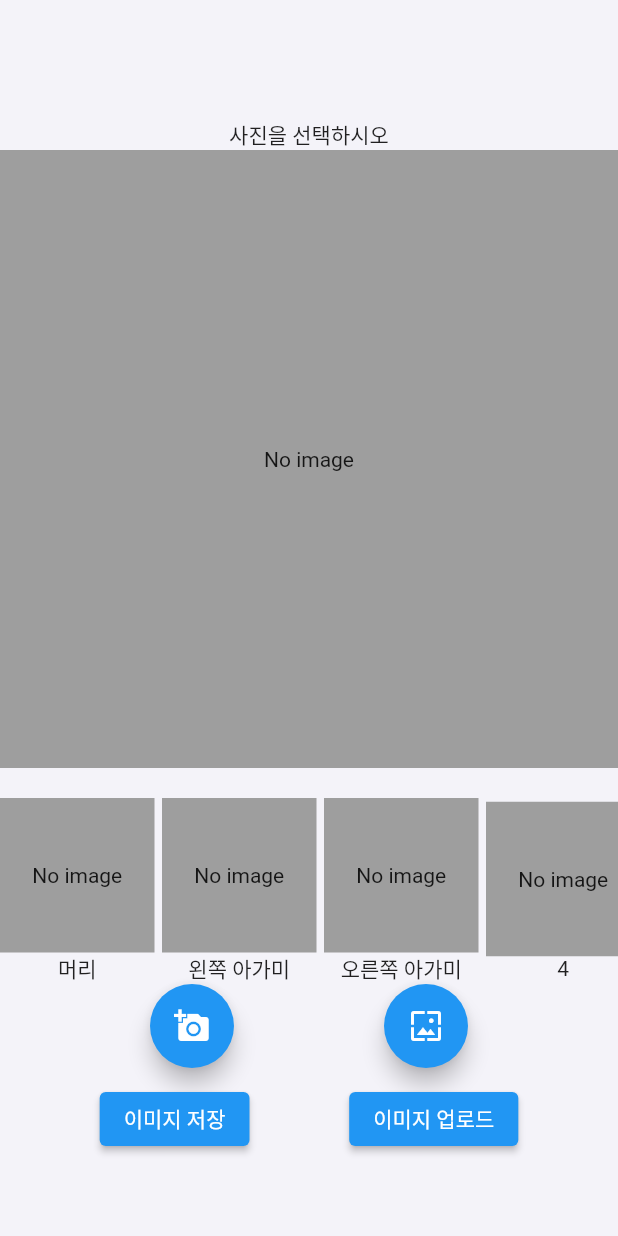
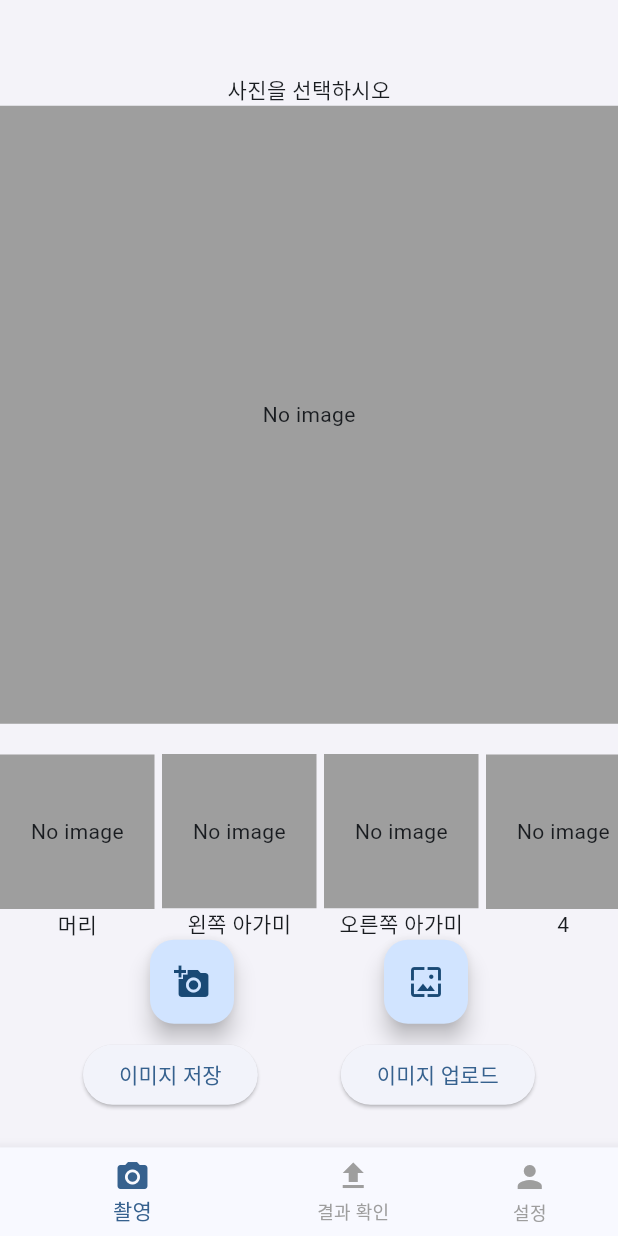
Before and after one commit to IDKOS1/disease_detection_flutter, a Flutter app: the screen it shows after launch, on a phone screen of 412 x 824 dp. Run offline on Flutter 3.47's test engine with Material 2 defaults, Android fonts, the phone set to English and light mode, and no system bars; our stand-ins replace fluttertoast, gallery_saver, image_picker.

Commit message:
bottom_navigator_bar 추가

```diff
--- /dev/null
+++ b/lib/bottom_navigator_bar.dart
@@ -0,0 +1,57 @@
+import 'package:flutter/material.dart';
+import 'package:untitled/screen/camera_page.dart';
+
+class NaviswipeState extends StatefulWidget {
+  const NaviswipeState({Key? key}) : super(key: key);
+
+  @override
+  State<NaviswipeState> createState() => _NaviswipeStateState();
+}
+
+class _NaviswipeStateState extends State<NaviswipeState> {
+  int current_index = 0;
+  @override
+  Widget build(BuildContext context) {
+    return Scaffold(
+        bottomNavigationBar: BottomNavigationBar(
+            currentIndex: current_index,
+            onTap: (index){
+              setState(() {
+                current_index = index;
+              });
+            },
+            items: const [
+              BottomNavigationBarItem(
+                  icon: Icon(Icons.camera_alt),
+                  label: '촬영'
+              ),
+              BottomNavigationBarItem(
+                  icon: Icon(Icons.upload),
+                  label: '결과 확인'
+              ),
+              BottomNavigationBarItem(
+                  icon: Icon(Icons.person),
+                  label: '설정'
+              ),
+
+            ],
+            // 선택된 index 색상
+            selectedItemColor: Theme.of(context).colorScheme.primary,
+            // 미선택된 index 색상
+            unselectedItemColor: Colors.grey,
+            showUnselectedLabels: true,
+            type: BottomNavigationBarType.shifting
+          //BottomNavigationBarType.shifting : selected 된 item 확대
+        ),
+        body: Center(
+          child: body_item[current_index],
+        )
+    );
+  }
+
+  List body_item = [
+    CameraPage(),
+    Text("message page"),
+    Text("settings")
+  ];
+}
--- a/lib/layout/toast_message.dart
+++ b/lib/layout/toast_message.dart
@@ -1,7 +1,5 @@
 import 'package:flutter/material.dart';
 import 'package:fluttertoast/fluttertoast.dart';
-
-
 
 void toastmsg(String text) {
   Fluttertoast.showToast(
--- a/lib/main.dart
+++ b/lib/main.dart
@@ -1,5 +1,6 @@
 import 'package:flutter/material.dart';
-import 'package:untitled/screen/camera_page.dart';
+import 'package:untitled/bottom_navigator_bar.dart';
+
 
 
 
@@ -12,11 +13,11 @@ class MyApp extends StatelessWidget {
   Widget build(BuildContext context) {
     return MaterialApp(
         debugShowCheckedModeBanner: false,
-        theme: ThemeData(primarySwatch: Colors.blue),
-        initialRoute: '/',
-        routes: {
-          '/': (context) => const CameraPage(),
-        }
+        theme: ThemeData(
+            colorSchemeSeed: Colors.blue,
+          useMaterial3: true
+        ),
+        home: NaviswipeState(),
     );
   }
 }
```
Also changed, not shown: lib/layout/widget.dart (line endings or trailing spaces).
